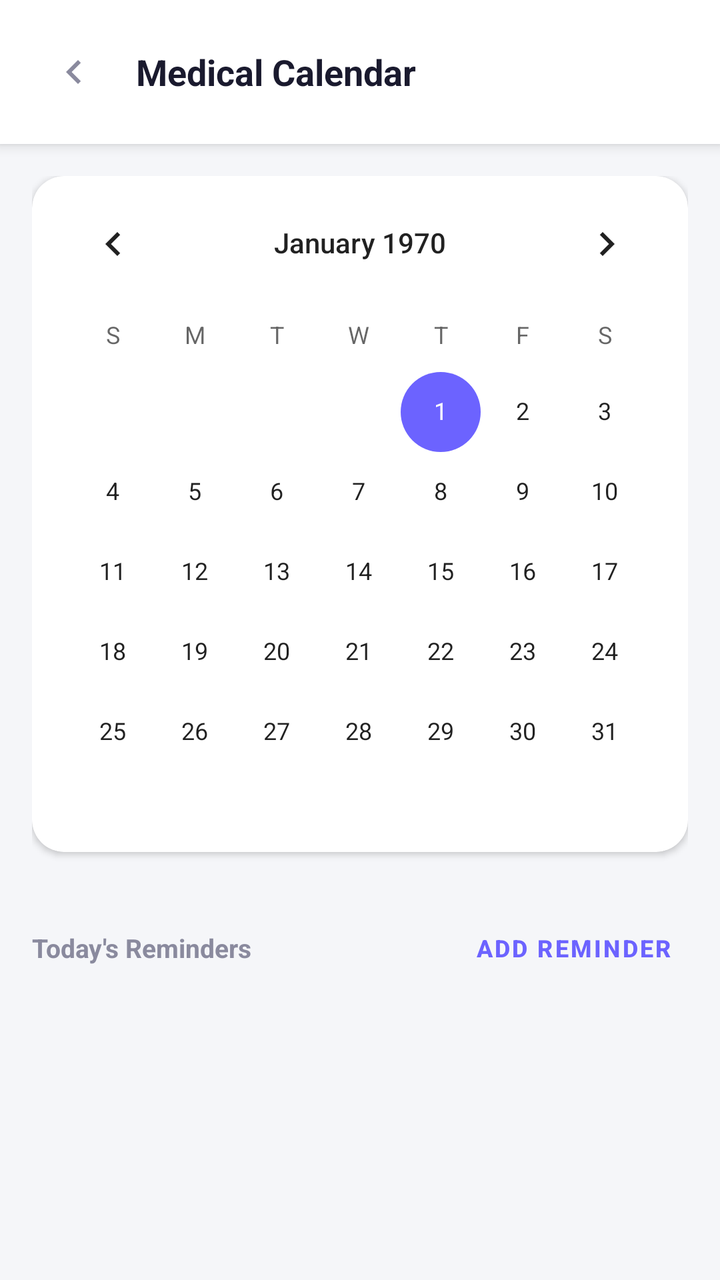
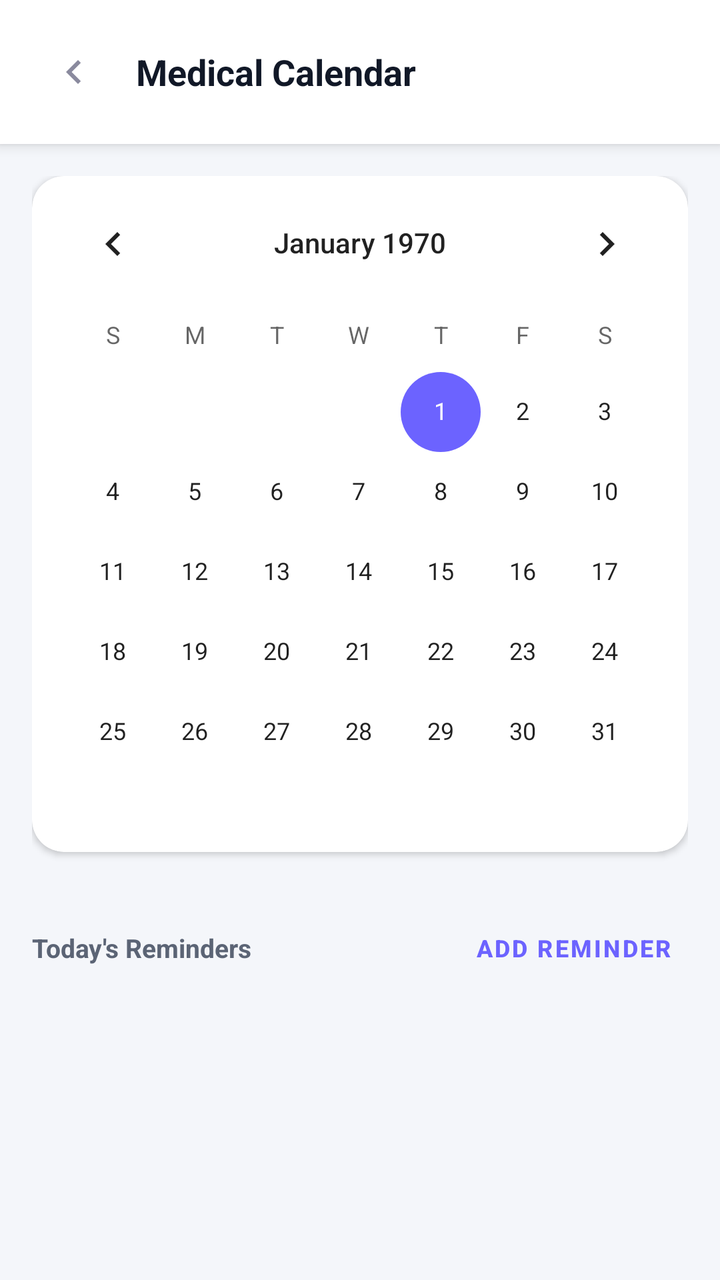

An Android layout rendered at two revisions. The XML below is the earlier revision; the diff shows what the commit changed to produce the second picture.
<!-- AndroidManifest.xml: application theme Theme.EmergencySOSApp -->
<!-- res/layout/activity_calendar.xml -->
<?xml version="1.0" encoding="utf-8"?>
<LinearLayout xmlns:android="http://schemas.android.com/apk/res/android"
    xmlns:app="http://schemas.android.com/apk/res-auto"
    android:layout_width="match_parent"
    android:layout_height="match_parent"
    android:background="@color/background"
    android:orientation="vertical">

    
    <LinearLayout
        android:id="@+id/calendarHeader"
        android:layout_width="match_parent"
        android:layout_height="wrap_content"
        android:background="@color/white"
        android:elevation="4dp"
        android:gravity="center_vertical"
        android:orientation="horizontal"
        android:padding="16dp">

        <ImageView
            android:id="@+id/btnBack"
            android:layout_width="40dp"
            android:layout_height="40dp"
            android:background="?attr/selectableItemBackgroundBorderless"
            android:clickable="true"
            android:contentDescription="Back"
            android:focusable="true"
            android:padding="8dp"
            android:rotation="180"
            android:src="@drawable/ic_chevron_right" />

        <TextView
            android:layout_width="wrap_content"
            android:layout_height="wrap_content"
            android:layout_marginStart="12dp"
            android:text="@string/medical_calendar_title"
            android:textColor="@color/text_dark"
            android:textSize="18sp"
            android:textStyle="bold" />
    </LinearLayout>

    <ScrollView
        android:layout_width="match_parent"
        android:layout_height="match_parent"
        android:fillViewport="true">

        <LinearLayout
            android:layout_width="match_parent"
            android:layout_height="wrap_content"
            android:orientation="vertical"
            android:padding="16dp">

            <com.google.android.material.card.MaterialCardView
                android:layout_width="match_parent"
                android:layout_height="wrap_content"
                app:cardCornerRadius="16dp"
                app:cardElevation="2dp">

                <CalendarView
                    android:id="@+id/calendarView"
                    android:layout_width="match_parent"
                    android:layout_height="wrap_content" />
            </com.google.android.material.card.MaterialCardView>

            <LinearLayout
                android:layout_width="match_parent"
                android:layout_height="wrap_content"
                android:layout_marginTop="24dp"
                android:gravity="center_vertical"
                android:orientation="horizontal">

                <TextView
                    android:id="@+id/tvSelectedDate"
                    android:layout_width="0dp"
                    android:layout_height="wrap_content"
                    android:layout_weight="1"
                    android:text="@string/todays_reminders"
                    android:textColor="@color/text_gray"
                    android:textSize="13sp"
                    android:textStyle="bold" />

                <com.google.android.material.button.MaterialButton
                    android:id="@+id/btnAddEvent"
                    style="@style/Widget.MaterialComponents.Button.TextButton"
                    android:layout_width="wrap_content"
                    android:layout_height="wrap_content"
                    android:text="@string/add_reminder"
                    android:textColor="@color/primary"
                    android:textSize="12sp"
                    android:textStyle="bold" />
            </LinearLayout>

            <LinearLayout
                android:id="@+id/eventContainer"
                android:layout_width="match_parent"
                android:layout_height="wrap_content"
                android:layout_marginTop="8dp"
                android:orientation="vertical" />

        </LinearLayout>
    </ScrollView>

</LinearLayout>
<!-- resources referenced by this layout -->
<resources>
  <color name="background">#F5F6F9</color>
  <color name="primary">#6C63FF</color>
  <color name="text_dark">#1A1A2E</color>
  <color name="text_gray">#8A8A9E</color>
  <color name="white">#FFFFFF</color>
  <!-- drawable ic_chevron_right (drawable) -->
  <?xml version="1.0" encoding="utf-8"?>
  <vector xmlns:android="http://schemas.android.com/apk/res/android"
      android:width="20dp"
      android:height="20dp"
      android:viewportWidth="24"
      android:viewportHeight="24">
      <path
          android:fillColor="#8A8A9E"
          android:pathData="M9,6l6,6l-6,6l-1.41,-1.41L12.17,12L7.59,7.41z" />
  </vector>
  <string name="add_reminder">Add Reminder</string>
  <string name="medical_calendar_title">Medical Calendar</string>
  <string name="todays_reminders">Today\'s Reminders</string>
  <style name="Theme.EmergencySOSApp" parent="Theme.MaterialComponents.DayNight.NoActionBar">
          <item name="colorPrimary">@color/primary</item>
          <item name="colorPrimaryDark">@color/primary_dark</item>
          <item name="colorAccent">@color/primary</item>
  
          
          <item name="android:statusBarColor">@android:color/transparent</item>
          <item name="android:navigationBarColor">@android:color/transparent</item>
          <item name="android:windowLightStatusBar" tools:targetApi="m">true</item>
          <item name="android:windowLightNavigationBar" tools:targetApi="27">true</item>
      </style>
  <color name="primary_dark">#5A52E0</color>
</resources>

<!-- the commit's change to res/layout/activity_calendar.xml (unified diff, before → after) -->
@@ -13,6 +13,8 @@
         android:layout_height="wrap_content"
         android:background="@color/white"
         android:elevation="4dp"
+        android:paddingVertical="18dp"
+        android:paddingHorizontal="20dp"
         android:gravity="center_vertical"
         android:orientation="horizontal"
         android:padding="16dp">
<!-- resource entries referenced after the edit -->
@@ -1,9 +1,9 @@
 <!-- resources referenced by this layout -->
 <resources>
-  <color name="background">#F5F6F9</color>
+  <color name="background">#F4F6FA</color>
   <color name="primary">#6C63FF</color>
-  <color name="text_dark">#1A1A2E</color>
-  <color name="text_gray">#8A8A9E</color>
+  <color name="text_dark">#111827</color>
+  <color name="text_gray">#5B6475</color>
   <color name="white">#FFFFFF</color>
   <!-- drawable ic_chevron_right (drawable) -->
   <?xml version="1.0" encoding="utf-8"?>
